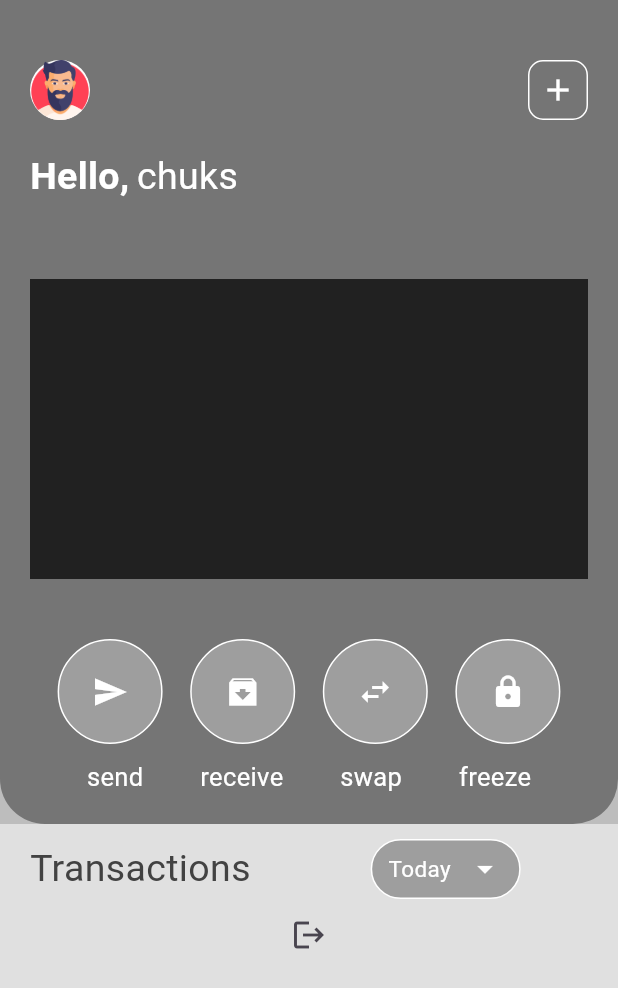
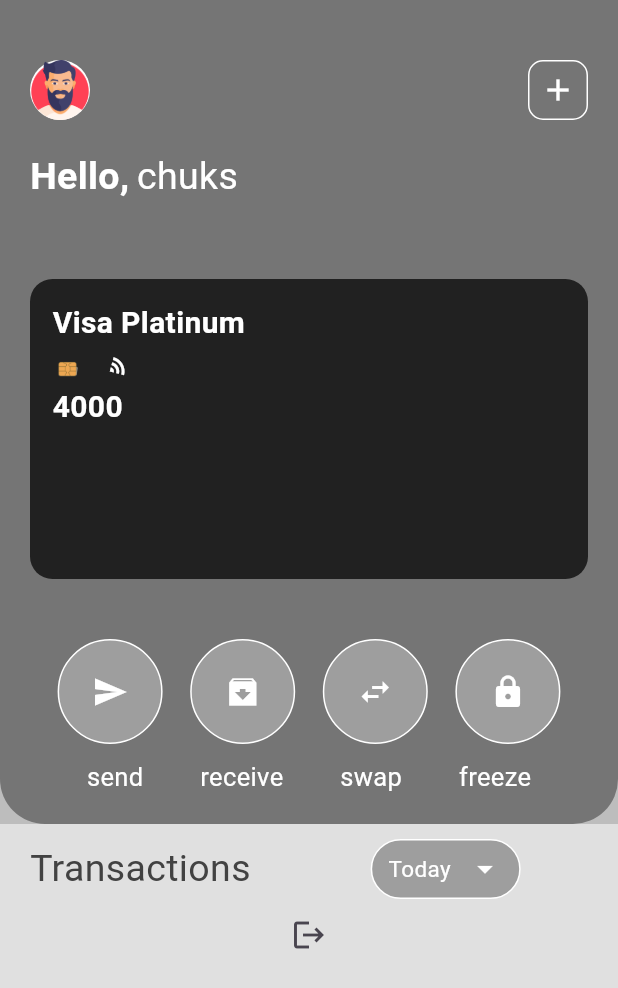
Before and after one commit to WillyOB45/flutter-tute-with-firebase, a Flutter app: the screen it shows once a user with an empty profile is signed in, on a phone screen of 412 x 824 dp. Shown: the top 988 px of the screen. Run offline on Flutter 3.47's test engine with Material 3 defaults, Android fonts, the light colour scheme and no system bars; our stand-ins replace firebase_auth, firebase_core; accounts and stored records are empty; network calls fail.

Commit message:
changes update

```diff
--- a/lib/pages/auth/login_or_registerpage.dart
+++ b/lib/pages/auth/login_or_registerpage.dart
@@ -25,7 +25,7 @@
   Widget build(BuildContext context) {
     if (showpage) {
       return loginPage(
-        onTap: _togglespages,
+        onPressed: _togglespages,
       );
     } else {
       return registerpage(
--- a/lib/pages/util/card_tile.dart
+++ b/lib/pages/util/card_tile.dart
@@ -1,3 +1,5 @@
+import 'dart:math';
+
 import 'package:flutter/material.dart';
 
 class cardTile extends StatelessWidget {
@@ -6,9 +8,64 @@
   @override
   Widget build(BuildContext context) {
     return Container(
+      padding: const EdgeInsets.all(15),
       height: 200,
       width: 500,
-      color: Colors.grey.shade900,
+      decoration: BoxDecoration(
+        borderRadius: BorderRadius.circular(15),
+        color: Colors.grey.shade900,
+      ),
+      child: Column(
+        mainAxisAlignment: MainAxisAlignment.start,
+        crossAxisAlignment: CrossAxisAlignment.start,
+        children: [
+          const Text(
+            "Visa Platinum",
+            style: TextStyle(
+                color: Colors.white,
+                fontSize: (20),
+                fontWeight: FontWeight.bold),
+          ),
+          const SizedBox(
+            height: 5,
+          ),
+          Row(
+            children: [
+              Image.asset(
+                "assets/chiplogo.png",
+                height: 20,
+                width: 20,
+              ),
+              const SizedBox(
+                width: 15,
+              ),
+              Transform.rotate(
+                angle: pi / 3,
+                alignment: Alignment.center,
+                child: const Icon(
+                  Icons.wifi,
+                  size: (15),
+                  color: Colors.white,
+                ),
+              )
+            ],
+          ),
+          const SizedBox(
+            height: 2,
+          ),
+          const Row(
+            children: [
+              Text(
+                "4000",
+                style: TextStyle(
+                    color: Colors.white,
+                    fontSize: (20),
+                    fontWeight: FontWeight.bold),
+              ),
+            ],
+          )
+        ],
+      ),
     );
   }
 }
```
Also changed, not shown: lib/pages/loginpage.dart (+25 -33 lines), assets/chiplogo.png (added), assets/visalogo.png.png (added).
